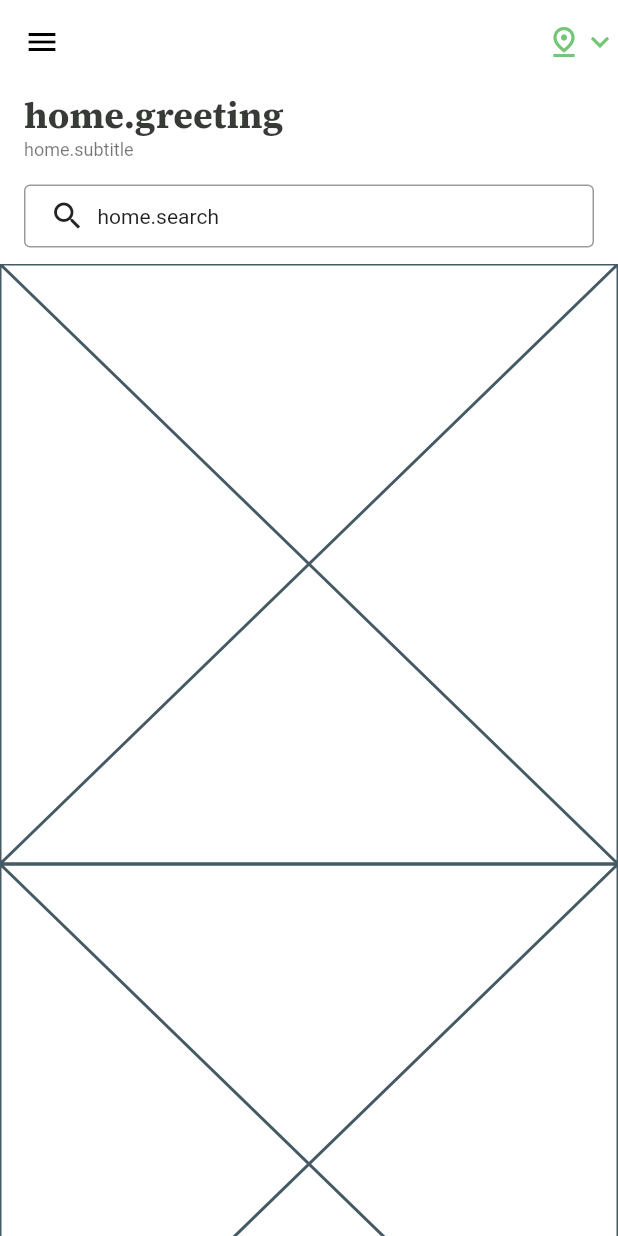
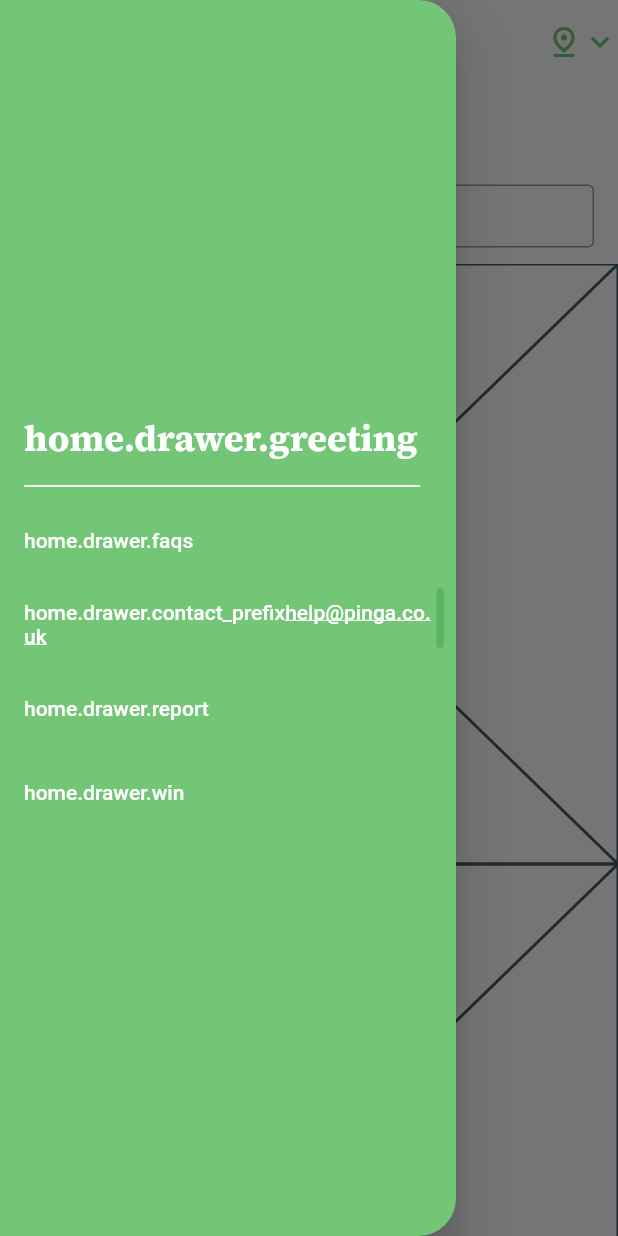
Before and after one commit to gilescm/pingna, a Flutter app: the HomeView screen opened directly, with the side drawer open (before the commit the screen has no drawer), on a phone screen of 412 x 824 dp. Run offline on Flutter 3.47's test engine with Material 2 defaults, Android fonts, the phone set to English and light mode, and no system bars; our stand-ins replace device_info, easy_localization, flutter_keyboard_visibility, flutter_local_notifications, flutter_secure_storage, google_fonts and 4 more; missing offline and left inert: encrypt, mailto; accounts and stored records are empty; statements that could not run were skipped.

Commit message:
App drawer

```diff
--- a/lang/en-GB.json
+++ b/lang/en-GB.json
@@ -1,11 +1,15 @@
 {
+    "dev": {
+        "not_built_yet": "Whoops, it looks like this feature hasn't been built yet 🤨 Check back soon!"
+    },
     "app": {
         "name": "Pingna",
         "you": "you",
         "btn": {
             "yes": "Yes",
             "no": "No",
-            "ok": "OK, Lovely"
+            "ok": "OK, Lovely",
+            "sure": "Sure, no problem!"
         }
     },
     "onboarding": {
@@ -39,6 +43,13 @@
     "home": {
         "greeting": "Hello, {}",
         "subtitle": "Discover your local shops",
-        "search": "Search for any product"
+        "search": "Search for any product",
+        "drawer": {
+            "greeting": "Hey, {}",
+            "faqs": "FAQ's",
+            "contact_prefix": "Contact helpdesk: ",
+            "report": "Make a suggestion",
+            "win": "Win £25"
+        }
     }
 }
--- a/lib/core/constants.dart
+++ b/lib/core/constants.dart
@@ -2,7 +2,12 @@
 const String welcomeRoute = "/welcome";
 const String postcodeRoute = "/welcome/post-code";
 const String firstFreeDeliveryRoute = "/welcome/first-free-delivery";
-const String homeRoute = "/home";
+const String homeRoute = "/";
+
+// Links
+const String faqLink = "https://pinga.co.uk/legal/help-faqs";
+const String contactEmailLink = "help@pinga.co.uk";
+const String fakeLink = "fakelinkthatdoesntexist";
 
 // Secure storage keys / settings
 const String firstLoggedInUser = "firstLoggedInUser";
--- a/lib/core/services/theme_service.dart
+++ b/lib/core/services/theme_service.dart
@@ -77,6 +77,7 @@ class PingnaTheme extends ChangeNotifier {
         foregroundColor: backgroundColor,
       ),
       cupertinoOverrideTheme: CupertinoThemeData(primaryColor: primaryColor),
+      canvasColor: Colors.transparent,
       visualDensity: VisualDensity.adaptivePlatformDensity,
       buttonColor: primaryColor,
       accentColor: backgroundColor,
--- a/lib/resources/assets.dart
+++ b/lib/resources/assets.dart
@@ -2,6 +2,7 @@ import 'package:flutter/material.dart';
 
 // Colors
 const Color primaryColor = Color(0xFF72C676);
+const Color darkPrimaryColor = Color(0xFF5CB260);
 
 const Color backgroundColor = Color(0xFFFFFFFF);
 const Color charcoalColor = Color(0xFF373A36);
--- a/lib/resources/views/home_view.dart
+++ b/lib/resources/views/home_view.dart
@@ -5,6 +5,7 @@ import 'package:easy_localization/easy_localization.dart';
 import 'package:pingna/core/models/user.dart';
 
 import 'package:pingna/resources/assets.dart';
+import 'package:pingna/resources/widgets/layouts/drawer.dart';
 
 class HomeView extends StatelessWidget {
   const HomeView({Key key}) : super(key: key);
@@ -34,6 +35,7 @@ class HomeView extends StatelessWidget {
           ),
         ],
       ),
+      drawer: PingnaDrawer(),
       body: CustomScrollView(
         slivers: <Widget>[
           SliverAppBar(
@@ -99,16 +101,3 @@ class HomeView extends StatelessWidget {
     );
   }
 }
-
-// body: Center(
-//   child: Column(
-//     mainAxisAlignment: MainAxisAlignment.center,
-//     children: <Widget>[
-//       Text(
-//         context.watch<User>().firstName,
-//         style: Theme.of(context).textTheme.headline4,
-//       ),
-//       Text(context.watch<User>().email),
-//     ],
-//   ),
-// ),
--- /dev/null
+++ b/lib/resources/widgets/layouts/drawer.dart
@@ -0,0 +1,137 @@
+import 'package:flutter/material.dart';
+import 'package:mailto/mailto.dart';
+import 'package:provider/provider.dart';
+import 'package:url_launcher/url_launcher.dart';
+import 'package:easy_localization/easy_localization.dart';
+
+import 'package:pingna/core/constants.dart';
+import 'package:pingna/core/models/user.dart';
+
+import 'package:pingna/resources/assets.dart';
+import 'package:pingna/resources/widgets/layouts/alert_dialog.dart';
+
+class PingnaDrawer extends StatelessWidget {
+  const PingnaDrawer({
+    Key key,
+  }) : super(key: key);
+
+  @override
+  Widget build(BuildContext context) {
+    return Drawer(
+      child: Container(
+        decoration: BoxDecoration(
+          color: Theme.of(context).primaryColor,
+          borderRadius: BorderRadius.only(
+            topRight: Radius.circular(25.0),
+            bottomRight: Radius.circular(25.0),
+          ),
+        ),
+        child: Stack(
+          alignment: Alignment.centerRight,
+          children: [
+            DrawerItems(),
+            Padding(
+              padding: const EdgeInsets.only(right: 8.0),
+              child: Container(
+                height: 40,
+                width: 5,
+                decoration: BoxDecoration(
+                  borderRadius: BorderRadius.circular(8.0),
+                  color: darkPrimaryColor,
+                ),
+              ),
+            )
+          ],
+        ),
+      ),
+    );
+  }
+}
+
+class DrawerItems extends StatelessWidget {
+  @override
+  Widget build(BuildContext context) {
+    final color = Theme.of(context).scaffoldBackgroundColor;
+    return Column(
+      mainAxisAlignment: MainAxisAlignment.center,
+      children: [
+        Consumer<User>(
+          builder: (context, user, _) => ListTile(
+            dense: true,
+            title: Text(
+              'home.drawer.greeting'.tr(args: [user.name]),
+              style: Theme.of(context).textTheme.headline5.copyWith(
+                    color: color,
+                  ),
+            ),
+          ),
+        ),
+        Divider(
+          color: color,
+          thickness: 1.25,
+          indent: 16.0,
+          endIndent: 24.0,
+        ),
+        ListTile(
+          onTap: () => _launchURL(context, faqLink),
+          title: Text(
+            'home.drawer.faqs'.tr(),
+            style: TextStyle(color: color),
+          ),
+        ),
+        ListTile(
+          onTap: () => _launchURL(context, contactEmailLink, isEmail: true),
+          title: Text.rich(
+            TextSpan(
+              children: [
+                TextSpan(text: 'home.drawer.contact_prefix'.tr()),
+                TextSpan(
+                  text: contactEmailLink,
+                  style: TextStyle(decoration: TextDecoration.underline),
+                ),
+              ],
+            ),
+            style: TextStyle(color: color),
+          ),
+        ),
+        ListTile(
+          onTap: () => _launchURL(context, fakeLink),
+          title: Text(
+            'home.drawer.report'.tr(),
+            style: TextStyle(color: color),
+          ),
+        ),
+        ListTile(
+          onTap: () => _launchURL(context, fakeLink),
+          title: Text(
+            'home.drawer.win'.tr(),
+            style: TextStyle(color: color),
+          ),
+        ),
+      ],
+    );
+  }
+
+  Future<bool> _launchURL(
+    BuildContext context,
+    String url, {
+    bool isEmail = false,
+  }) async {
+    if (isEmail) url = Mailto(to: [url]).toString();
+    if (await canLaunch(url)) {
+      return await launch(url);
+    } else {
+      showDialog(
+        context: context,
+        builder: (context) {
+          return PingnaAlertDialog(
+            title: 'dev.not_built_yet'.tr(),
+            showCancel: false,
+            confirmText: 'app.btn.sure'.tr(),
+          );
+        },
+      );
+      throw 'Could not launch $url';
+    }
+  }
+}
--- a/pubspec.yaml
+++ b/pubspec.yaml
@@ -33,6 +33,7 @@ dependencies:
   provider: ^4.3.2+2
   equatable: ^1.2.5
   encrypt: ^4.0.3
+  mailto: ^1.0.0
 
   # Database / Storage packages
   flutter_secure_storage: ^3.3.5
```
Also changed, not shown: pubspec.lock.
